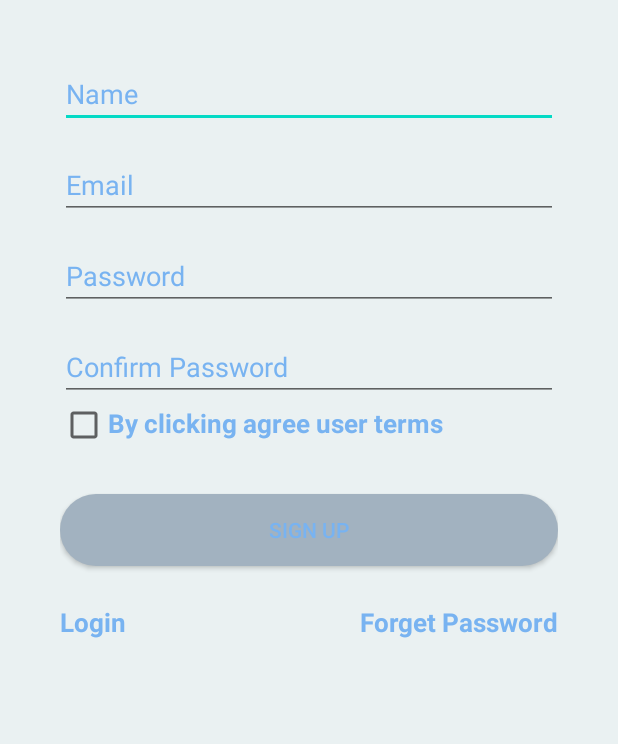
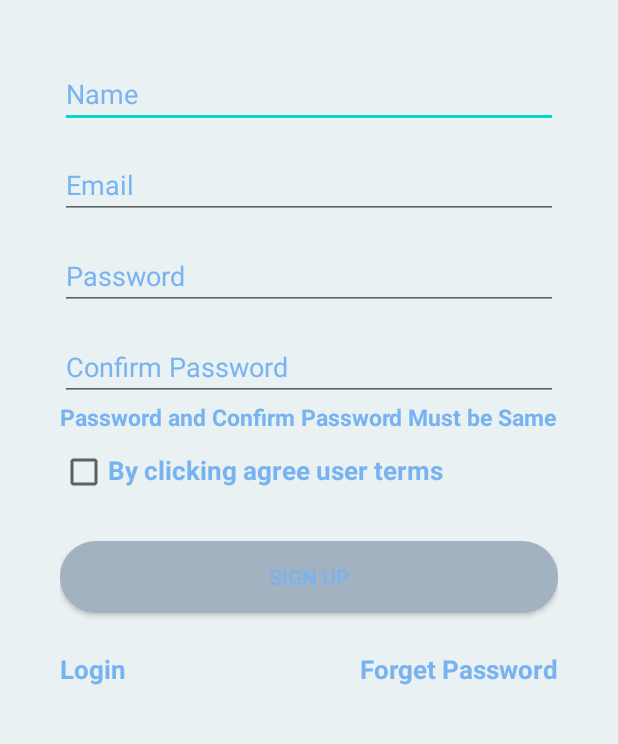
Before and after one commit to gohardev1995/MapNavigation, an Android app: the SignupActivity screen opened directly, with no data from a screen before it, on a phone screen of 412 x 824 dp, the part 206-950 px from its top. Run offline under Robolectric (Android 15) with nearby library versions, the phone set to English and light mode, and no system bars.

Commit message:
Stable Code

```diff
--- a/app/src/main/java/com/invotech/runshuffle/Activities/SignupActivity.kt
+++ b/app/src/main/java/com/invotech/runshuffle/Activities/SignupActivity.kt
@@ -67,7 +67,7 @@ class SignupActivity : AppCompatActivity() {
                 }
 
                 override fun onResponse(call: Call<RegisterUser>, response: Response<RegisterUser>) {
-                    if(response.code() == 200 || TextUtils.isEmpty(edt_name.text.toString()) || TextUtils.isEmpty(edt_email.text.toString()) || TextUtils.isEmpty(edt_password.text.toString()) || TextUtils.isEmpty(edt_c_password.text.toString()) || !chk_conscent.isChecked)
+                    if(response.code() == 200 || TextUtils.isEmpty(edt_name.text.toString()) || TextUtils.isEmpty(edt_email.text.toString()) || TextUtils.isEmpty(edt_password.text.toString()) || TextUtils.isEmpty(edt_c_password.text.toString()) || !chk_conscent.isChecked || edt_password.text.toString() == edt_c_password.text.toString())
                     {
 
                             edt_name.setError("Please Enter Your Name")
--- a/app/src/main/res/layout/activity_signup.xml
+++ b/app/src/main/res/layout/activity_signup.xml
@@ -60,15 +60,27 @@
         android:textColorHint="@color/textColor"
         android:layout_width="match_parent"
         android:layout_height="wrap_content"/>
+    <TextView
+        android:textSize="15sp"
+        android:textStyle="bold"
+        android:textColor="@color/textColor"
+        android:text="Password and Confirm Password Must be Same"
+        android:layout_width="match_parent"
+        android:layout_height="wrap_content"/>
     <LinearLayout
+        android:layout_marginTop="10dp"
         android:orientation="horizontal"
         android:layout_width="wrap_content"
         android:layout_height="wrap_content">
+
 
         <CheckBox
             android:id="@+id/chk_conscent"
             android:backgroundTint="@color/btnColor"
             android:layout_width="wrap_content"
+            android:layout_height="wrap_content"/>
+        <TextView
+            android:layout_width="match_parent"
             android:layout_height="wrap_content"/>
         <TextView
             android:textStyle="bold"
```
Also changed, not shown: app/src/main/java/com/invotech/runshuffle/Activities/LoginActivity.kt (+10 -1 lines), app/src/main/java/com/invotech/runshuffle/Activities/MainActivity.kt (+17 -26 lines), app/src/main/res/layout/activity_main.xml (+5 -4 lines).
